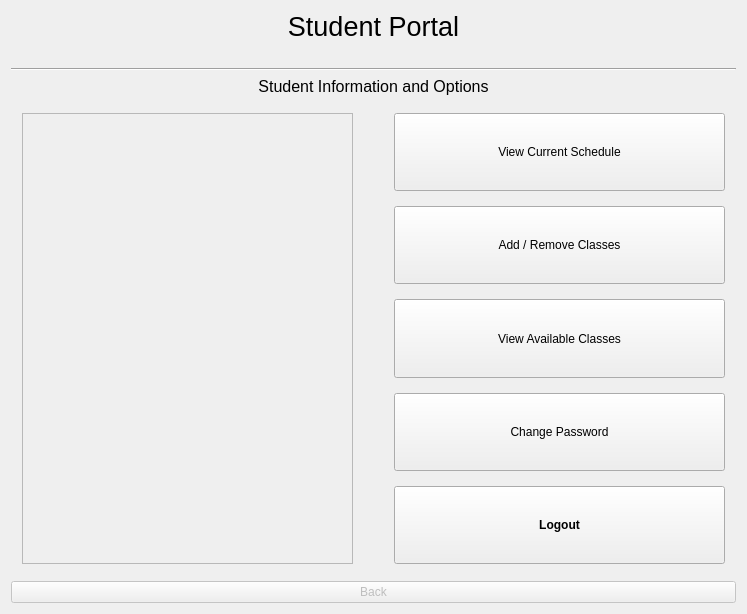
The window that Form Files/studentView.ui (alixabahena/SIMS) describes before a commit, drawn with Qt 5.
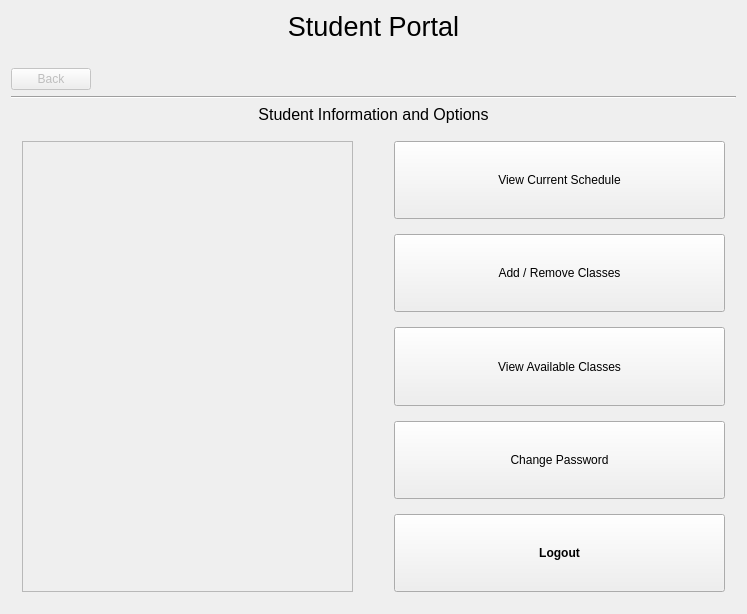
The same window after the commit. The open tabs and pages were chosen to show the change.

Commit message: created a new Dialog to enter grades. Moved the back button to the top right.

```diff
--- a/Form Files/studentView.ui
+++ b/Form Files/studentView.ui
@@ -44,6 +44,22 @@
        </property>
       </widget>
      </item>
+     <item>
+      <widget class="QPushButton" name="backButton">
+       <property name="enabled">
+        <bool>false</bool>
+       </property>
+       <property name="sizePolicy">
+        <sizepolicy hsizetype="Fixed" vsizetype="Fixed">
+         <horstretch>0</horstretch>
+         <verstretch>0</verstretch>
+        </sizepolicy>
+       </property>
+       <property name="text">
+        <string>Back</string>
+       </property>
+      </widget>
+     </item>
      <item>
       <widget class="Line" name="line_2">
        <property name="orientation">
@@ -633,16 +649,6 @@
        </widget>
       </widget>
      </item>
-     <item>
-      <widget class="QPushButton" name="backButton">
-       <property name="enabled">
-        <bool>false</bool>
-       </property>
-       <property name="text">
-        <string>Back</string>
-       </property>
-      </widget>
-     </item>
     </layout>
    </item>
   </layout>
```
Left out of the diff: 2 changed lines with no effect on the pictures. The commit also changes 11 other files.
